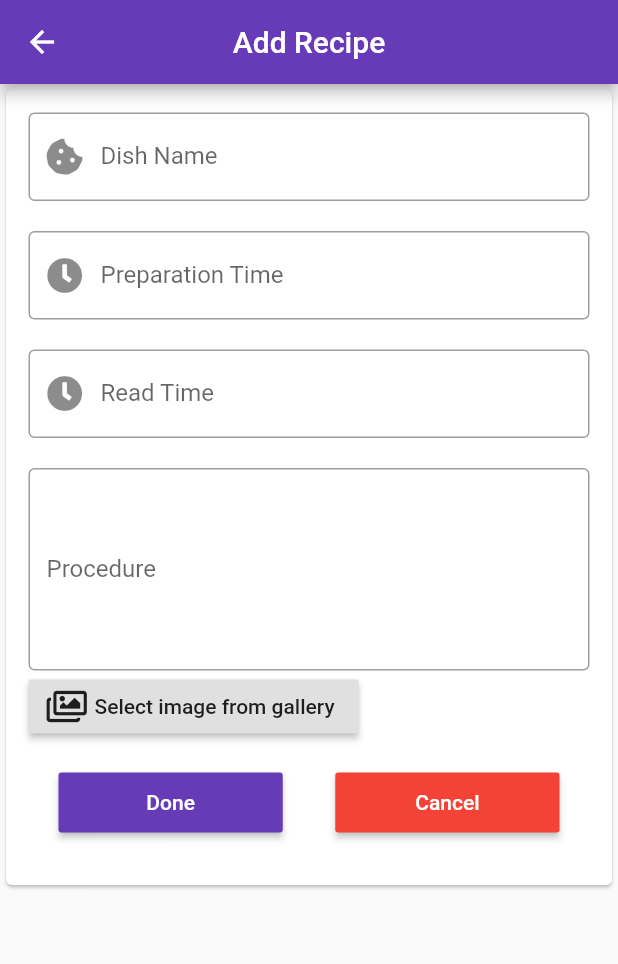
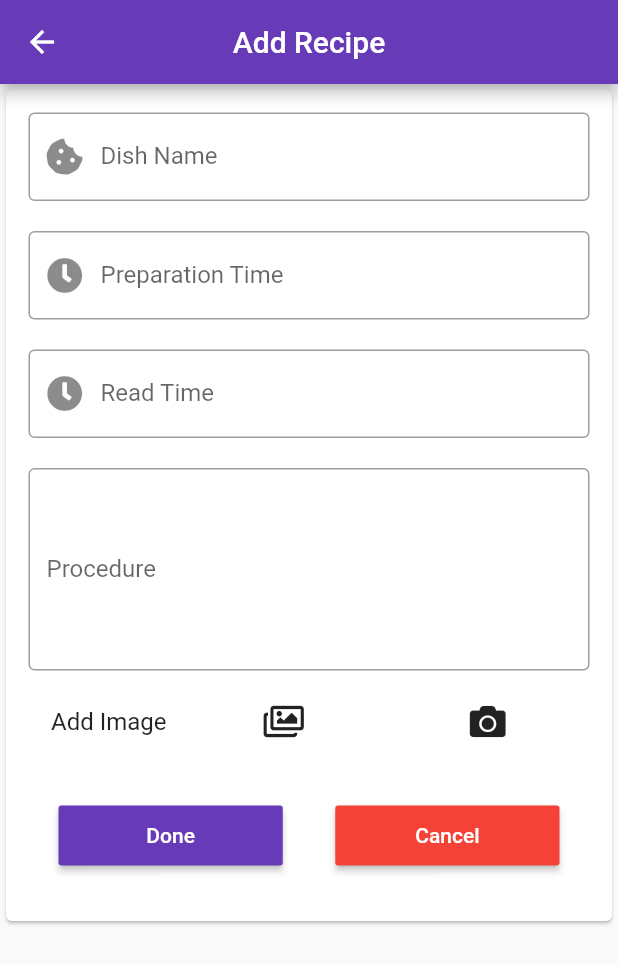
Before and after one commit to girishgr8/Tasty-Homes, a Flutter app: the AddReceipe screen opened directly, on a phone screen of 412 x 824 dp. Shown: the top 964 px of the screen. Run offline on Flutter 3.47's test engine with Material 2 defaults, Android fonts, the phone set to English and light mode, and no system bars; our stand-ins replace firebase_auth, font_awesome_flutter, google_sign_in, image_picker; accounts and stored records are empty.

Commit message:
Fixed Image Picker issue

```diff
--- a/lib/addRecipe.dart
+++ b/lib/addRecipe.dart
@@ -2,6 +2,9 @@ import 'package:firebase_auth/firebase_auth.dart';
 import 'package:flutter/material.dart';
 import 'package:font_awesome_flutter/font_awesome_flutter.dart';
 import 'package:image_picker/image_picker.dart';
+import 'dart:io';
+
+import 'package:supervisory/dashboard.dart';
 
 class AddReceipe extends StatefulWidget {
   AddReceipe({Key key, this.firebaseUser}) : super(key: key);
@@ -12,15 +15,23 @@ class AddReceipe extends StatefulWidget {
 
 class _AddReceipeState extends State<AddReceipe> {
   final _formKey = GlobalKey<FormState>();
-
-  pickImageFromGallery(ImageSource source) {
+  File _image;
+  Future pickImageFromGallery(ImageSource source) async {
+    var image = await ImagePicker.pickImage(source: source);
     setState(() {
-      ImagePicker.pickImage(source: source);
+      _image = image;
     });
   }
 
-  Widget _buildSmallInputs() {
-    return SingleChildScrollView(
+  @override
+  Widget build(BuildContext context) {
+    return SafeArea(
+      child: Scaffold(
+        appBar: AppBar(
+          title: Text('Add Recipe'),
+          centerTitle: true,
+        ),
+        body: SingleChildScrollView(
           child: Card(
             child: Container(
               padding: EdgeInsets.all(15.0),
@@ -36,7 +47,8 @@ class _AddReceipeState extends State<AddReceipe> {
                         prefixIcon: Icon(FontAwesomeIcons.cookieBite),
                         labelStyle: TextStyle(fontSize: 16.0),
                         border: OutlineInputBorder(
-                        borderRadius: BorderRadius.all(Radius.circular(4.0))),
+                            borderRadius:
+                                BorderRadius.all(Radius.circular(4.0))),
                       ),
                       validator: (value) {
                         if (value.isEmpty) {
@@ -49,7 +61,8 @@ class _AddReceipeState extends State<AddReceipe> {
                       padding: EdgeInsets.symmetric(vertical: 10.0),
                     ),
                     TextFormField(
-                  keyboardType: TextInputType.numberWithOptions(decimal: false),
+                      keyboardType:
+                          TextInputType.numberWithOptions(decimal: false),
                       decoration: const InputDecoration(
                         hasFloatingPlaceholder: true,
                         labelText: 'Preparation Time',
@@ -71,7 +84,8 @@ class _AddReceipeState extends State<AddReceipe> {
                       padding: EdgeInsets.symmetric(vertical: 10.0),
                     ),
                     TextFormField(
-                  keyboardType: TextInputType.numberWithOptions(decimal: false),
+                      keyboardType:
+                          TextInputType.numberWithOptions(decimal: false),
                       decoration: const InputDecoration(
                         hasFloatingPlaceholder: true,
                         labelText: 'Read Time',
@@ -116,15 +130,51 @@ class _AddReceipeState extends State<AddReceipe> {
                         return null;
                       },
                     ),
-                RaisedButton.icon(
+                    Padding(
+                      padding: EdgeInsets.symmetric(vertical: 10.0),
+                      child: Center(
+                        child: Row(
+                          children: <Widget>[
+                            Padding(
+                              padding: EdgeInsets.symmetric(horizontal: 15.0),
+                              child: Text(
+                                'Add Image',
+                                style: TextStyle(
+                                  fontSize: 16.0,
+                                  fontFamily: 'Roboto',
+                                  fontWeight: FontWeight.w400,
+                                ),
+                              ),
+                            ),
+                            Expanded(
+                              child: IconButton(
                                 icon: Icon(
                                   FontAwesomeIcons.images,
                                 ),
-                  label: Text('Select image from gallery'),
-                  onPressed: () => pickImageFromGallery(ImageSource.gallery),
+                                tooltip: 'Choose from Gallery',
+                                onPressed: () =>
+                                    pickImageFromGallery(ImageSource.gallery),
+                              ),
+                            ),
+                            SizedBox(
+                              width: 20.0,
+                            ),
+                            Expanded(
+                              child: FlatButton.icon(
+                                  icon: Icon(
+                                    FontAwesomeIcons.camera,
+                                  ),
+                                  label: Text(''),
+                                  onPressed: () {
+                                    pickImageFromGallery(ImageSource.camera);
+                                  }),
+                            ),
+                          ],
+                        ),
+                      ),
                     ),
                     Padding(
-                  padding: const EdgeInsets.symmetric(vertical: 16.0),
+                      padding: const EdgeInsets.symmetric(vertical: 18.0),
                       child: Center(
                         child: Padding(
                           padding: const EdgeInsets.symmetric(horizontal: 20.0),
@@ -165,7 +215,15 @@ class _AddReceipeState extends State<AddReceipe> {
                                   ),
                                   color: Colors.red,
                                   padding: EdgeInsets.symmetric(vertical: 12.0),
-                              onPressed: () {},
+                                  onPressed: () {
+                                    Navigator.push(
+                                      context,
+                                      MaterialPageRoute(
+                                        builder: (context) => DashboardPage(
+                                            firebaseUser: widget.firebaseUser),
+                                      ),
+                                    );
+                                  },
                                 ),
                               ),
                             ],
@@ -178,18 +236,7 @@ class _AddReceipeState extends State<AddReceipe> {
               ),
             ),
           ),
-    );
-  }
-
-  @override
-  Widget build(BuildContext context) {
-    return SafeArea(
-      child: Scaffold(
-        appBar: AppBar(
-          title: Text('Add Recipe'),
-          centerTitle: true,
         ),
-        body: _buildSmallInputs(),
       ),
     );
   }
--- a/lib/navDrawer.dart
+++ b/lib/navDrawer.dart
@@ -49,9 +49,7 @@ class _MyNavDrawerState extends State<MyNavDrawer> {
               Navigator.push(
                 context,
                 MaterialPageRoute(
-                  builder: (context) => MyRecipePage(
-                    title: 'My Recipes',
-                  ),
+                  builder: (context) => MyRecipePage(),
                 ),
               );
             },
```
Also changed, not shown: lib/dashboard.dart (+19 -9 lines), lib/main.dart (+4 -14 lines), lib/myrecipe.dart (+4 -4 lines). Lines whose indentation alone changed are shown as unchanged.
